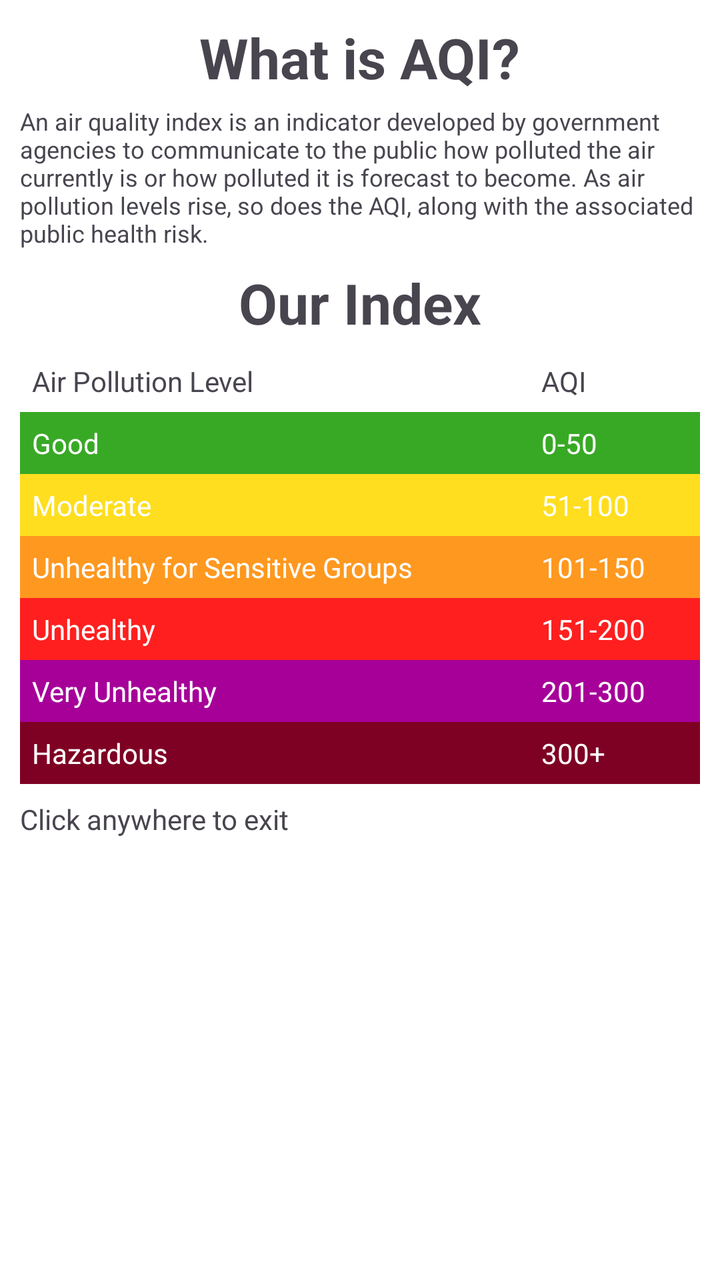
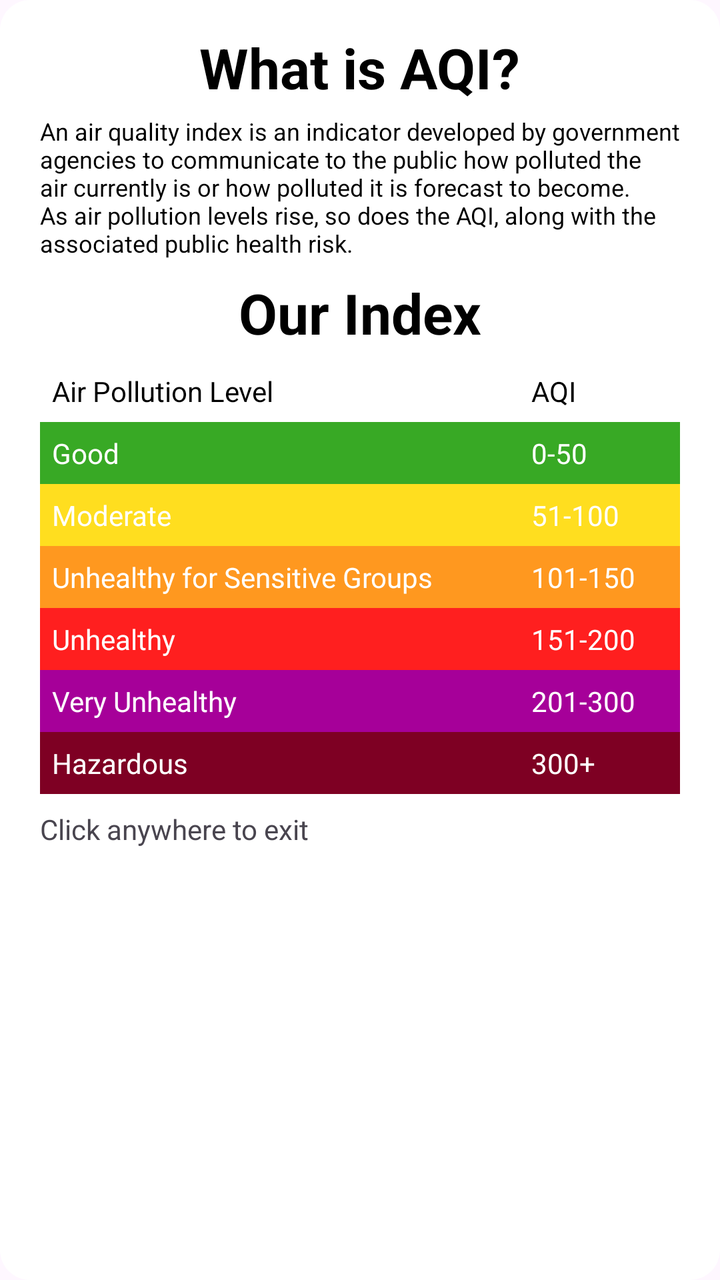

Screens rendered from an Android XML layout before and after an edit, with the pre-edit source and the edit as a unified diff.
<!-- AndroidManifest.xml: application theme Theme.PolluGuard -->
<!-- res/layout/popup_information.xml -->
<?xml version="1.0" encoding="utf-8"?>
<LinearLayout
    xmlns:android="http://schemas.android.com/apk/res/android"
    android:layout_width="match_parent"
    android:layout_height="wrap_content"
    android:orientation="vertical"
    android:padding="10dp"
    android:layout_marginLeft="5dp"
    android:layout_marginRight="5dp"
    android:background="@color/white">

    <LinearLayout
        android:layout_width="match_parent"
        android:layout_height="wrap_content"
        android:orientation="vertical"
        android:layout_marginBottom="8dp">
        <TextView
            android:layout_width="wrap_content"
            android:layout_height="wrap_content"
            android:text="What is AQI?"
            android:textSize="28dp"
            android:textStyle="bold"
            android:layout_gravity="center"
            android:layout_marginBottom="5dp"/>
        <TextView
            android:layout_width="match_parent"
            android:layout_height="wrap_content"
            android:text="An air quality index is an indicator developed by government agencies to communicate to the public how polluted the air currently is or how polluted it is forecast to become. As air pollution levels rise, so does the AQI, along with the associated public health risk."
            android:textSize="12dp"
            android:textAlignment="center"/>
    </LinearLayout>

    <LinearLayout
        android:layout_width="match_parent"
        android:layout_height="wrap_content"
        android:orientation="vertical"
        android:layout_marginBottom="8dp"
        >
        <TextView
            android:layout_width="wrap_content"
            android:layout_height="wrap_content"
            android:text="Our Index"
            android:textSize="28dp"
            android:textStyle="bold"
            android:layout_gravity="center"
            android:layout_marginBottom="5dp"/>

        <TableLayout
            android:layout_width="match_parent"
            android:layout_height="wrap_content"
           >
            <TableRow
                android:layout_width="match_parent"
                android:layout_height="wrap_content"
                android:padding="6dp">
                <TextView
                    android:layout_width="wrap_content"
                    android:layout_height="wrap_content"
                    android:text="Air Pollution Level"
                    android:layout_weight="3">

                </TextView>
                <TextView
                    android:layout_width="wrap_content"
                    android:layout_height="wrap_content"
                    android:text="AQI"
                    android:layout_weight="1"
                    android:textAlignment="center">

                </TextView>
            </TableRow>

            <TableRow
                android:layout_width="match_parent"
                android:layout_height="wrap_content"
                android:padding="6dp"
                android:background="@color/aqiGood">
                <TextView
                    android:layout_width="match_parent"
                    android:layout_height="wrap_content"
                    android:layout_weight="3"
                    android:text="Good"
                    android:textColor="@color/white">
                </TextView>
                <TextView
                    android:layout_width="match_parent"
                    android:layout_height="wrap_content"
                    android:layout_weight="1"
                    android:text="0-50"
                    android:textAlignment="center"
                    android:textColor="@color/white">
                </TextView>
            </TableRow>

            <TableRow
                android:layout_width="match_parent"
                android:layout_height="wrap_content"
                android:padding="6dp"
                android:background="@color/aqiModerate">
                <TextView
                    android:layout_width="match_parent"
                    android:layout_height="wrap_content"
                    android:layout_weight="3"
                    android:text="Moderate"
                    android:textColor="@color/white">
                </TextView>
                <TextView
                    android:layout_width="match_parent"
                    android:layout_height="wrap_content"
                    android:layout_weight="1"
                    android:text="51-100"
                    android:textAlignment="center"
                    android:textColor="@color/white">
                </TextView>
            </TableRow>

            <TableRow
                android:layout_width="match_parent"
                android:layout_height="wrap_content"
                android:padding="6dp"
                android:background="@color/aqiUnhealthySensitiveGroup">
                <TextView
                    android:layout_width="match_parent"
                    android:layout_height="wrap_content"
                    android:layout_weight="3"
                    android:text="Unhealthy for Sensitive Groups"
                    android:textColor="@color/white">
                </TextView>
                <TextView
                    android:layout_width="match_parent"
                    android:layout_height="wrap_content"
                    android:layout_weight="1"
                    android:text="101-150"
                    android:textAlignment="center"
                    android:textColor="@color/white">
                </TextView>
            </TableRow>

            <TableRow
                android:layout_width="match_parent"
                android:layout_height="wrap_content"
                android:padding="6dp"
                android:background="@color/aqiUnhealthy">
                <TextView
                    android:layout_width="match_parent"
                    android:layout_height="wrap_content"
                    android:layout_weight="3"
                    android:text="Unhealthy"
                    android:textColor="@color/white">
                </TextView>
                <TextView
                    android:layout_width="match_parent"
                    android:layout_height="wrap_content"
                    android:layout_weight="1"
                    android:text="151-200"
                    android:textAlignment="center"
                    android:textColor="@color/white">
                </TextView>
            </TableRow>

            <TableRow
                android:layout_width="match_parent"
                android:layout_height="wrap_content"
                android:padding="6dp"
                android:background="@color/aqiVeryUnhealthy">
                <TextView
                    android:layout_width="match_parent"
                    android:layout_height="wrap_content"
                    android:layout_weight="3"
                    android:text="Very Unhealthy"
                    android:textColor="@color/white">
                </TextView>
                <TextView
                    android:layout_width="match_parent"
                    android:layout_height="wrap_content"
                    android:layout_weight="1"
                    android:text="201-300"
                    android:textAlignment="center"
                    android:textColor="@color/white">
                </TextView>
            </TableRow>

            <TableRow
                android:layout_width="match_parent"
                android:layout_height="wrap_content"
                android:padding="6dp"
                android:background="@color/aqiHazardous">
                <TextView
                    android:layout_width="match_parent"
                    android:layout_height="wrap_content"
                    android:layout_weight="3"
                    android:text="Hazardous"
                    android:textColor="@color/white">
                </TextView>
                <TextView
                    android:layout_width="match_parent"
                    android:layout_height="wrap_content"
                    android:layout_weight="1"
                    android:text="300+"
                    android:textAlignment="center"
                    android:textColor="@color/white">
                </TextView>
            </TableRow>

        </TableLayout>

    </LinearLayout>
    <TextView
        android:layout_width="match_parent"
        android:layout_height="wrap_content"
        android:text="Click anywhere to exit"
        android:textAlignment="center"/>

</LinearLayout>
<!-- resources referenced by this layout -->
<resources>
  <color name="aqiGood">#38A925</color>
  <color name="aqiHazardous">#7E0023</color>
  <color name="aqiModerate">#FFDE1F</color>
  <color name="aqiUnhealthy">#FF1F1F</color>
  <color name="aqiUnhealthySensitiveGroup">#FF981F</color>
  <color name="aqiVeryUnhealthy">#A60099</color>
  <color name="white">#FFFFFFFF</color>
  <style name="Theme.PolluGuard" parent="Base.Theme.PolluGuard" />
  <style name="Base.Theme.PolluGuard" parent="Theme.Material3.DayNight.NoActionBar">
          
           <item name="colorPrimary">@color/blue</item>
      </style>
  <color name="blue">#3366CA</color>
</resources>

<!-- the commit's change to res/layout/popup_information.xml (unified diff, before → after) -->
@@ -4,10 +4,11 @@
     android:layout_width="match_parent"
     android:layout_height="wrap_content"
     android:orientation="vertical"
-    android:padding="10dp"
-    android:layout_marginLeft="5dp"
-    android:layout_marginRight="5dp"
-    android:background="@color/white">
+    android:paddingTop="15dp"
+    android:paddingBottom="15dp"
+    android:paddingLeft="20dp"
+    android:paddingRight="20dp"
+    android:background="@drawable/rounded_corners">
 
     <LinearLayout
         android:layout_width="match_parent"
@@ -20,6 +21,7 @@
             android:text="What is AQI?"
             android:textSize="28dp"
             android:textStyle="bold"
+            android:textColor="@color/black"
             android:layout_gravity="center"
             android:layout_marginBottom="5dp"/>
         <TextView
@@ -27,6 +29,7 @@
             android:layout_height="wrap_content"
             android:text="An air quality index is an indicator developed by government agencies to communicate to the public how polluted the air currently is or how polluted it is forecast to become. As air pollution levels rise, so does the AQI, along with the associated public health risk."
             android:textSize="12dp"
+            android:textColor="@color/black"
             android:textAlignment="center"/>
     </LinearLayout>
 
@@ -42,6 +45,7 @@
             android:text="Our Index"
             android:textSize="28dp"
             android:textStyle="bold"
+            android:textColor="@color/black"
             android:layout_gravity="center"
             android:layout_marginBottom="5dp"/>
 
@@ -57,6 +61,7 @@
                     android:layout_width="wrap_content"
                     android:layout_height="wrap_content"
                     android:text="Air Pollution Level"
+                    android:textColor="@color/black"
                     android:layout_weight="3">
 
                 </TextView>
@@ -64,6 +69,7 @@
                     android:layout_width="wrap_content"
                     android:layout_height="wrap_content"
                     android:text="AQI"
+                    android:textColor="@color/black"
                     android:layout_weight="1"
                     android:textAlignment="center">
 
<!-- resource entries referenced after the edit -->
@@ -6,7 +6,14 @@
   <color name="aqiUnhealthy">#FF1F1F</color>
   <color name="aqiUnhealthySensitiveGroup">#FF981F</color>
   <color name="aqiVeryUnhealthy">#A60099</color>
+  <color name="black">#FF000000</color>
   <color name="white">#FFFFFFFF</color>
+  <!-- drawable rounded_corners (drawable) -->
+  <?xml version="1.0" encoding="utf-8"?>
+  <shape xmlns:android="http://schemas.android.com/apk/res/android">
+      <corners android:radius="15dp"/>
+      <solid android:color="@color/white"/>
+  </shape>
   <style name="Theme.PolluGuard" parent="Base.Theme.PolluGuard" />
   <style name="Base.Theme.PolluGuard" parent="Theme.Material3.DayNight.NoActionBar">
           
